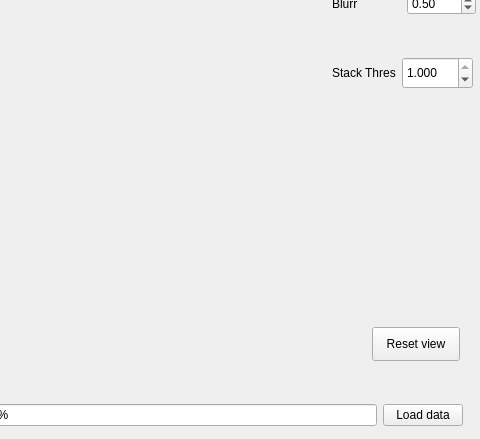
First picture: the form in src/ui/widget.ui, repository BasilFinn/planetStacker, before the edit; both pictures show x 398 to 878 and y 133 to 572 of the 878 by 572 pixel window.
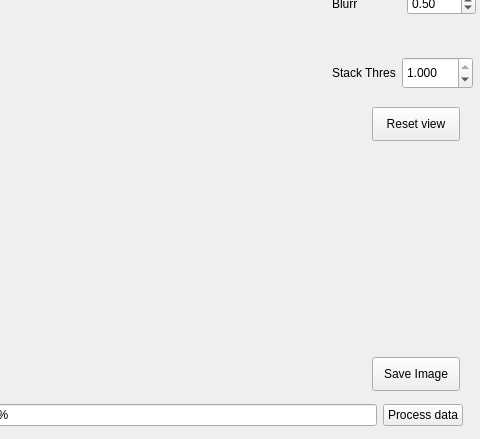
Second picture: the form after the edit.

```diff
--- a/src/ui/widget.ui
+++ b/src/ui/widget.ui
@@ -52,7 +52,7 @@
     <item>
      <widget class="QPushButton" name="pushButton_loadData">
       <property name="text">
-       <string>Load data</string>
+       <string>Process data</string>
       </property>
      </widget>
     </item>
@@ -185,7 +185,7 @@
    <property name="geometry">
     <rect>
      <x>770</x>
-     <y>460</y>
+     <y>240</y>
      <width>88</width>
      <height>34</height>
     </rect>
@@ -194,6 +194,19 @@
     <string>Reset view</string>
    </property>
   </widget>
+  <widget class="QPushButton" name="pushButton_saveImage">
+   <property name="geometry">
+    <rect>
+     <x>770</x>
+     <y>490</y>
+     <width>88</width>
+     <height>34</height>
+    </rect>
+   </property>
+   <property name="text">
+    <string>Save Image</string>
+   </property>
+  </widget>
  </widget>
  <resources/>
  <connections/>
```
